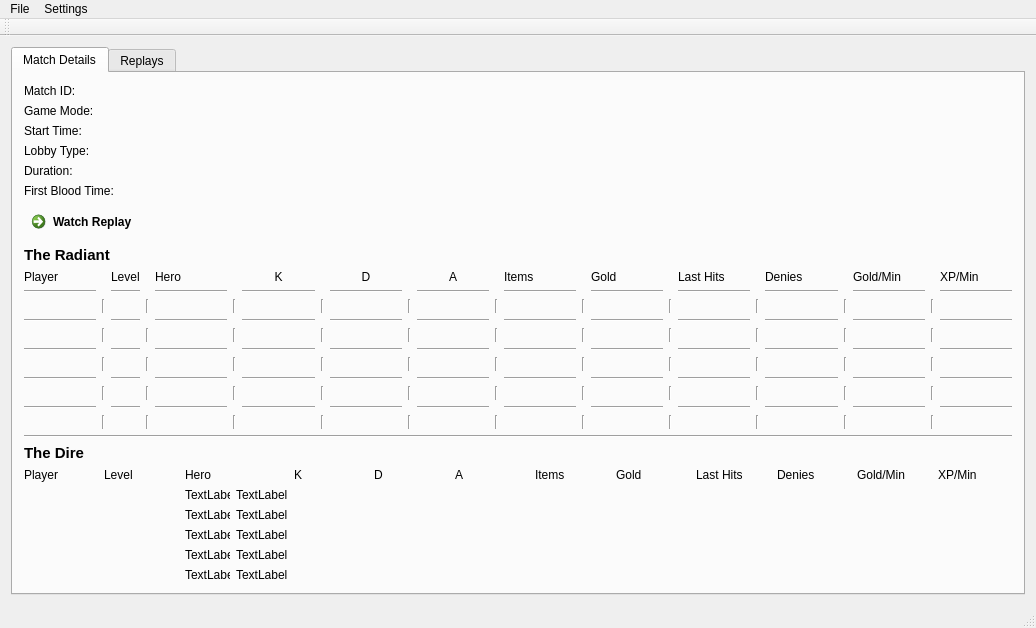
First picture: the form in mainwindow.ui, repository computerfr33k/Dota2_Replay_Manager, before the edit.
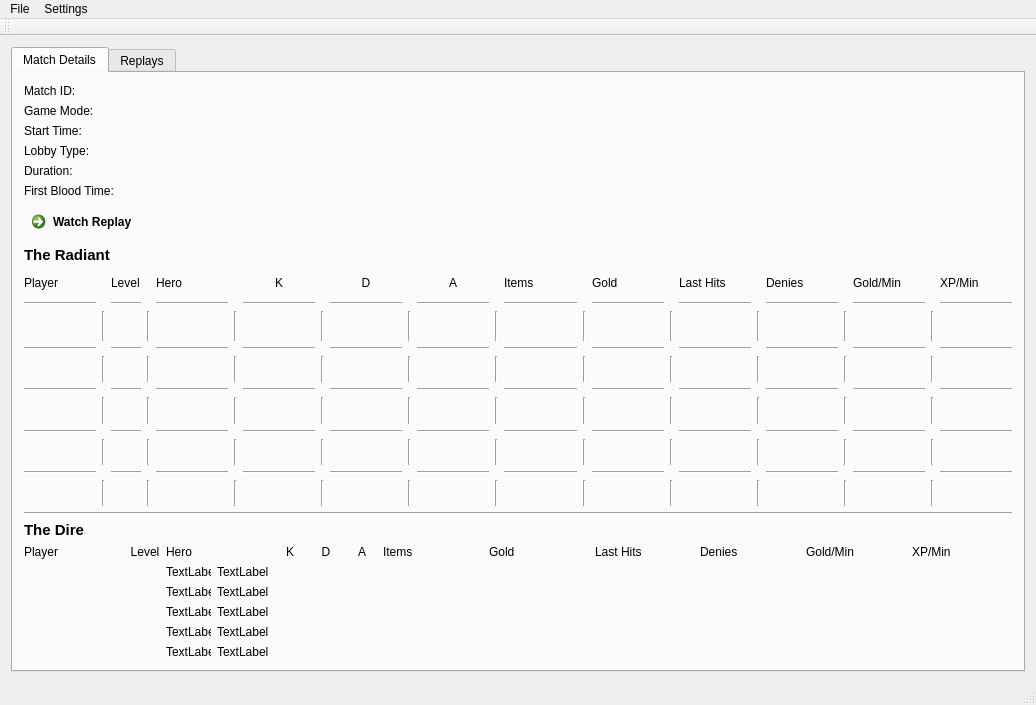
Second picture: the form after the edit. The open tabs and pages were chosen to show the change.

The edit to the form file:
```diff
--- a/mainwindow.ui
+++ b/mainwindow.ui
@@ -7,7 +7,7 @@
     <x>0</x>
     <y>0</y>
     <width>1036</width>
-    <height>619</height>
+    <height>705</height>
    </rect>
   </property>
   <property name="windowTitle">
@@ -340,8 +340,8 @@
            <widget class="QLabel" name="radiantLevel_5">
             <property name="maximumSize">
              <size>
-              <width>20</width>
-              <height>20</height>
+              <width>30</width>
+              <height>30</height>
              </size>
             </property>
             <property name="text">
@@ -356,8 +356,8 @@
            <widget class="QLabel" name="radiantLevel_4">
             <property name="maximumSize">
              <size>
-              <width>20</width>
-              <height>20</height>
+              <width>30</width>
+              <height>30</height>
              </size>
             </property>
             <property name="text">
@@ -494,8 +494,8 @@
            <widget class="QLabel" name="radiantLevel_3">
             <property name="maximumSize">
              <size>
-              <width>20</width>
-              <height>20</height>
+              <width>30</width>
+              <height>30</height>
              </size>
             </property>
             <property name="text">
@@ -529,10 +529,16 @@
           </item>
           <item row="2" column="2">
            <widget class="QLabel" name="radiantLevel_1">
+            <property name="sizePolicy">
+             <sizepolicy hsizetype="Fixed" vsizetype="Fixed">
+              <horstretch>20</horstretch>
+              <verstretch>20</verstretch>
+             </sizepolicy>
+            </property>
             <property name="maximumSize">
              <size>
-              <width>20</width>
-              <height>20</height>
+              <width>30</width>
+              <height>30</height>
              </size>
             </property>
             <property name="frameShape">
@@ -550,8 +556,8 @@
            <widget class="QLabel" name="radiantLevel_2">
             <property name="maximumSize">
              <size>
-              <width>20</width>
-              <height>20</height>
+              <width>30</width>
+              <height>30</height>
              </size>
             </property>
             <property name="text">
@@ -1998,6 +2004,9 @@
             <property name="text">
              <string>Level</string>
             </property>
+            <property name="alignment">
+             <set>Qt::AlignCenter</set>
+            </property>
            </widget>
           </item>
           <item row="0" column="9">
@@ -2026,6 +2035,9 @@
             <property name="text">
              <string>A</string>
             </property>
+            <property name="alignment">
+             <set>Qt::AlignCenter</set>
+            </property>
            </widget>
           </item>
           <item row="0" column="3">
@@ -2033,6 +2045,9 @@
             <property name="text">
              <string>K</string>
             </property>
+            <property name="alignment">
+             <set>Qt::AlignCenter</set>
+            </property>
            </widget>
           </item>
           <item row="0" column="2">
@@ -2047,6 +2062,9 @@
             <property name="text">
              <string>D</string>
             </property>
+            <property name="alignment">
+             <set>Qt::AlignCenter</set>
+            </property>
            </widget>
           </item>
           <item row="0" column="8">
@@ -2302,30 +2320,66 @@
           </item>
           <item row="1" column="1">
            <widget class="QLabel" name="direLevel_1">
+            <property name="maximumSize">
+             <size>
+              <width>30</width>
+              <height>30</height>
+             </size>
+            </property>
             <property name="text">
              <string/>
             </property>
+            <property name="alignment">
+             <set>Qt::AlignCenter</set>
+            </property>
            </widget>
           </item>
           <item row="1" column="3">
            <widget class="QLabel" name="direKills_1">
+            <property name="maximumSize">
+             <size>
+              <width>30</width>
+              <height>30</height>
+             </size>
+            </property>
             <property name="text">
              <string/>
             </property>
+            <property name="alignment">
+             <set>Qt::AlignCenter</set>
+            </property>
            </widget>
           </item>
           <item row="1" column="4">
            <widget class="QLabel" name="direDeaths_1">
+            <property name="maximumSize">
+             <size>
+              <width>30</width>
+              <height>30</height>
+             </size>
+            </property>
             <property name="text">
              <string/>
             </property>
+            <property name="alignment">
+             <set>Qt::AlignCenter</set>
+            </property>
            </widget>
           </item>
           <item row="1" column="5">
            <widget class="QLabel" name="direAssists_1">
+            <property name="maximumSize">
+             <size>
+              <width>30</width>
+              <height>30</height>
+             </size>
+            </property>
             <property name="text">
              <string/>
             </property>
+            <property name="alignment">
+             <set>Qt::AlignCenter</set>
+            </property>
            </widget>
           </item>
           <item row="1" column="7">
@@ -2365,30 +2419,66 @@
           </item>
           <item row="2" column="1">
            <widget class="QLabel" name="direLevel_2">
+            <property name="maximumSize">
+             <size>
+              <width>30</width>
+              <height>30</height>
+             </size>
+            </property>
             <property name="text">
              <string/>
             </property>
+            <property name="alignment">
+             <set>Qt::AlignCenter</set>
+            </property>
            </widget>
           </item>
           <item row="2" column="3">
            <widget class="QLabel" name="direKills_2">
+            <property name="maximumSize">
+             <size>
+              <width>30</width>
+              <height>30</height>
+             </size>
+            </property>
             <property name="text">
              <string/>
             </property>
+            <property name="alignment">
+             <set>Qt::AlignCenter</set>
+            </property>
            </widget>
           </item>
           <item row="2" column="4">
            <widget class="QLabel" name="direDeaths_2">
+            <property name="maximumSize">
+             <size>
+              <width>30</width>
+              <height>30</height>
+             </size>
+            </property>
             <property name="text">
              <string/>
             </property>
+            <property name="alignment">
+             <set>Qt::AlignCenter</set>
+            </property>
            </widget>
           </item>
           <item row="2" column="5">
            <widget class="QLabel" name="direAssists_2">
+            <property name="maximumSize">
+             <size>
+              <width>30</width>
+              <height>30</height>
+             </size>
+            </property>
             <property name="text">
              <string/>
             </property>
+            <property name="alignment">
+             <set>Qt::AlignCenter</set>
+            </property>
            </widget>
           </item>
           <item row="2" column="7">
@@ -2428,30 +2518,66 @@
           </item>
           <item row="3" column="1">
            <widget class="QLabel" name="direLevel_3">
+            <property name="maximumSize">
+             <size>
+              <width>30</width>
+              <height>30</height>
+             </size>
+            </property>
             <property name="text">
              <string/>
             </property>
+            <property name="alignment">
+             <set>Qt::AlignCenter</set>
+            </property>
            </widget>
           </item>
           <item row="3" column="3">
            <widget class="QLabel" name="direKills_3">
+            <property name="maximumSize">
+             <size>
+              <width>30</width>
+              <height>30</height>
+             </size>
+            </property>
             <property name="text">
              <string/>
             </property>
+            <property name="alignment">
+             <set>Qt::AlignCenter</set>
+            </property>
            </widget>
           </item>
           <item row="3" column="4">
            <widget class="QLabel" name="direDeaths_3">
+            <property name="maximumSize">
+             <size>
+              <width>30</width>
+              <height>30</height>
+             </size>
+            </property>
             <property name="text">
              <string/>
             </property>
+            <property name="alignment">
+             <set>Qt::AlignCenter</set>
+            </property>
            </widget>
           </item>
           <item row="3" column="5">
            <widget class="QLabel" name="direAssists_3">
+            <property name="maximumSize">
+             <size>
+              <width>30</width>
+              <height>30</height>
+             </size>
+            </property>
             <property name="text">
              <string/>
             </property>
+            <property name="alignment">
+             <set>Qt::AlignCenter</set>
+            </property>
            </widget>
           </item>
           <item row="3" column="7">
@@ -2491,30 +2617,66 @@
           </item>
           <item row="4" column="1">
            <widget class="QLabel" name="direLevel_4">
+            <property name="maximumSize">
+             <size>
+              <width>30</width>
+              <height>30</height>
+             </size>
+            </property>
             <property name="text">
              <string/>
             </property>
+            <property name="alignment">
+             <set>Qt::AlignCenter</set>
+            </property>
            </widget>
           </item>
           <item row="4" column="3">
            <widget class="QLabel" name="direKills_4">
+            <property name="maximumSize">
+             <size>
+              <width>30</width>
+              <height>30</height>
+             </size>
+            </property>
             <property name="text">
              <string/>
             </property>
+            <property name="alignment">
+             <set>Qt::AlignCenter</set>
+            </property>
            </widget>
           </item>
           <item row="4" column="4">
            <widget class="QLabel" name="direDeaths_4">
+            <property name="maximumSize">
+             <size>
+              <width>30</width>
+              <height>30</height>
+             </size>
+            </property>
             <property name="text">
              <string/>
             </property>
+            <property name="alignment">
+             <set>Qt::AlignCenter</set>
+            </property>
            </widget>
           </item>
           <item row="4" column="5">
            <widget class="QLabel" name="direAssists_4">
+            <property name="maximumSize">
+             <size>
+              <width>30</width>
+              <height>30</height>
+             </size>
+            </property>
             <property name="text">
              <string/>
             </property>
+            <property name="alignment">
+             <set>Qt::AlignCenter</set>
+            </property>
            </widget>
           </item>
           <item row="4" column="7">
@@ -2554,30 +2716,66 @@
           </item>
           <item row="5" column="1">
            <widget class="QLabel" name="direLevel_5">
+            <property name="maximumSize">
+             <size>
+              <width>30</width>
+              <height>30</height>
+             </size>
+            </property>
             <property name="text">
              <string/>
             </property>
+            <property name="alignment">
+             <set>Qt::AlignCenter</set>
+            </property>
            </widget>
           </item>
           <item row="5" column="3">
            <widget class="QLabel" name="direKills_5">
+            <property name="maximumSize">
+             <size>
+              <width>30</width>
+              <height>30</height>
+             </size>
+            </property>
             <property name="text">
              <string/>
             </property>
+            <property name="alignment">
+             <set>Qt::AlignCenter</set>
+            </property>
            </widget>
           </item>
           <item row="5" column="4">
            <widget class="QLabel" name="direDeaths_5">
+            <property name="maximumSize">
+             <size>
+              <width>30</width>
+              <height>30</height>
+             </size>
+            </property>
             <property name="text">
              <string/>
             </property>
+            <property name="alignment">
+             <set>Qt::AlignCenter</set>
+            </property>
            </widget>
           </item>
           <item row="5" column="5">
            <widget class="QLabel" name="direAssists_5">
+            <property name="maximumSize">
+             <size>
+              <width>30</width>
+              <height>30</height>
+             </size>
+            </property>
             <property name="text">
              <string/>
             </property>
+            <property name="alignment">
+             <set>Qt::AlignCenter</set>
+            </property>
            </widget>
           </item>
           <item row="5" column="7">
```
Left out of the diff: 33 changed lines with no effect on the pictures.
